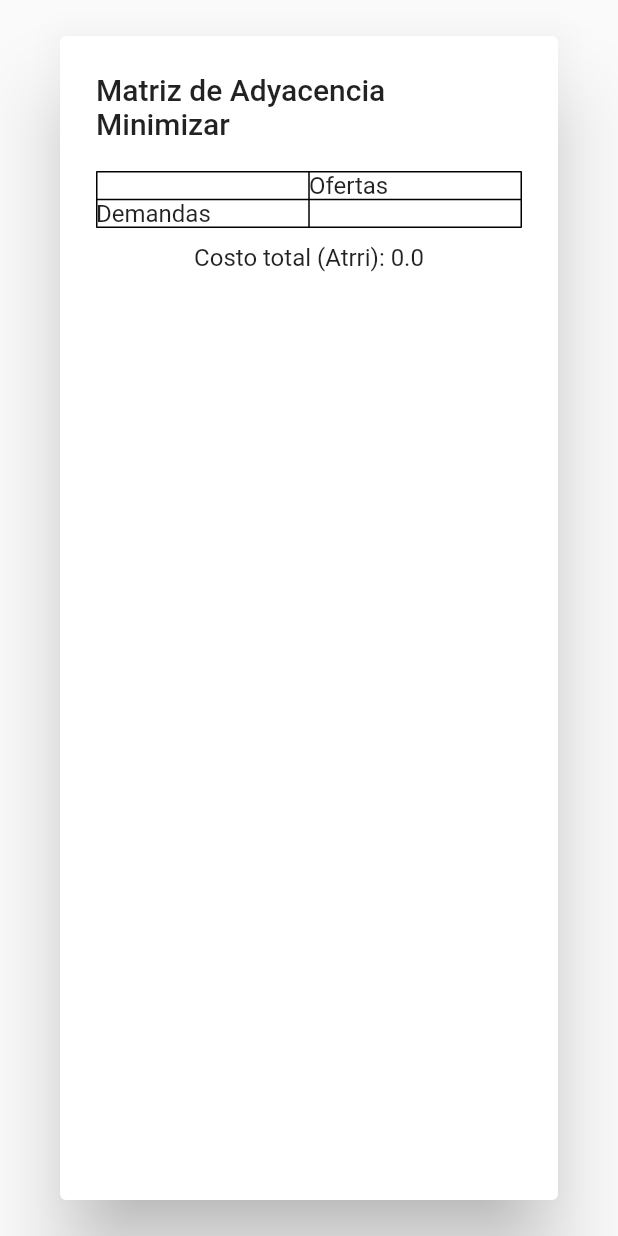
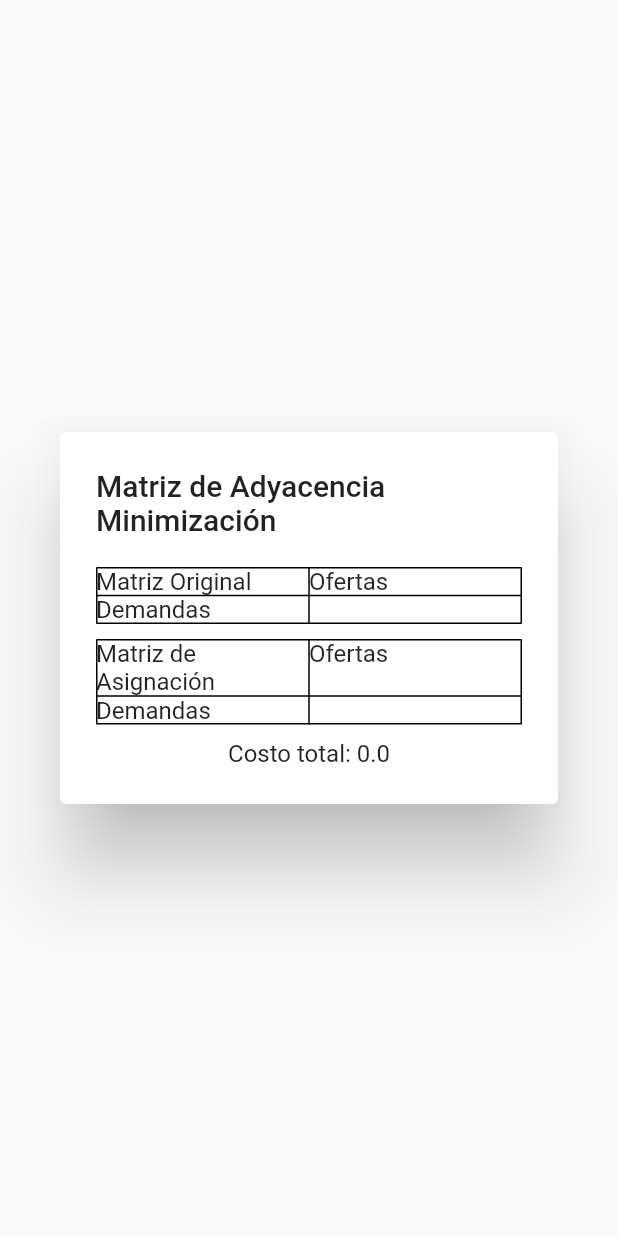
Before and after one commit to 615Alberto615/AlgoritmosPios, a Flutter app: what matrizNWSolve() shows on an empty page, opened directly with empty values, on a phone screen of 412 x 824 dp. Run offline on Flutter 3.47's test engine with Material 2 defaults, Android fonts, the phone set to English and light mode, and no system bars; our stand-ins replace file_picker, permission_handler; missing offline and left inert: dart:html.

Commit message:
matriz arreglada

```diff
--- a/lib/matriznw.dart
+++ b/lib/matriznw.dart
@@ -1,95 +1,6 @@
 import 'dart:math';
-
 import 'package:flutter/material.dart';
 import 'package:gf12/modelos.dart';
-import 'matrizasig.dart';
-
-class matrizNW extends StatelessWidget {
-  final List<ModeloNodonw> nodosD;
-  final List<ModeloNodonw> nodosO;
-  final List<ModeloLine> lineas;
-
-  matrizNW({required this.nodosO, required this.nodosD, required this.lineas});
-
-  @override
-  Widget build(BuildContext context) {
-    List<List<int>> matriz = [];
-    for (int i = 0; i < nodosO.length; i++) {
-      List<int> fila = [];
-      for (int j = 0; j < nodosD.length; j++) {
-        int valor = 0;
-        for (int k = 0; k < lineas.length; k++) {
-          int key1 = lineas[k].key;
-          int key2 = lineas[k].key2;
-          // Solo verificar si la línea sale del nodo
-          if (key1 == nodosO[i].key && key2 == nodosD[j].key) {
-            valor = lineas[k].peso.toInt();
-            break;
-          }
-        }
-        fila.add(valor);
-      }
-      matriz.add(fila);
-    }
-    List<int> demandas = [];
-    for (int i = 0; i < nodosD.length; i++) {
-      demandas.add(nodosD[i].atri);
-    }
-    List<int> ofertas = [];
-    for (int i = 0; i < nodosO.length; i++) {
-      ofertas.add(nodosO[i].atri);
-    }
-    print("paso");
-    print(matriz);
-    return AlertDialog(
-      title: Text("Matriz de Adyacencia"),
-      content: Table(border: TableBorder.all(), children: [
-        TableRow(
-          children: [
-            TableCell(
-              child: Text(""),
-            ),
-            for (var i = 0; i < nodosD.length; i++)
-              TableCell(
-                child: Text("${nodosD[i].nombre}"),
-              ),
-            TableCell(
-              child: Text("Ofertas"),
-            ),
-          ],
-        ),
-        for (var i = 0; i < nodosO.length; i++)
-          TableRow(
-            children: [
-              TableCell(
-                child: Text("${nodosO[i].nombre}"),
-              ),
-              for (var j = 0; j < nodosD.length; j++)
-                TableCell(
-                  child: matriz[i][j] == 0
-                      ? Text("${matriz[i][j]}",
-                          style: TextStyle(color: Colors.green))
-                      : Text("${matriz[i][j]}"),
-                ),
-              TableCell(child: Text("${ofertas[i]}"))
-            ],
-          ),
-        TableRow(
-          children: [
-            TableCell(
-              child: Text("Demandas"),
-            ),
-            for (var i = 0; i < nodosD.length; i++)
-              TableCell(
-                child: Text("${nodosD[i].atri}"),
-              ),
-            TableCell(child: Text(""))
-          ],
-        ),
-      ]),
-    );
-  }
-}
 
 class matrizNWSolve extends StatelessWidget {
   final List<ModeloNodonw> nodosD;
@@ -97,11 +8,12 @@ class matrizNWSolve extends StatelessWidget {
   final List<ModeloLine> lineas;
   final bool mod;
 
-  matrizNWSolve(
-      {required this.nodosO,
+  matrizNWSolve({
+    required this.nodosO,
     required this.nodosD,
     required this.lineas,
-      required this.mod});
+    required this.mod,
+  });
 
   @override
   Widget build(BuildContext context) {
@@ -114,7 +26,6 @@ class matrizNWSolve extends StatelessWidget {
         for (int k = 0; k < lineas.length; k++) {
           int key1 = lineas[k].key;
           int key2 = lineas[k].key2;
-          // Solo verificar si la línea sale del nodo
           if (key1 == nodosO[i].key && key2 == nodosD[j].key) {
             valor = lineas[k].peso.toInt();
             break;
@@ -124,205 +35,121 @@ class matrizNWSolve extends StatelessWidget {
       }
       matriz.add(fila);
     }
+
     List<int> demandas = [];
     for (int i = 0; i < nodosD.length; i++) {
       demandas.add(nodosD[i].atri);
     }
+
     List<int> ofertas = [];
     for (int i = 0; i < nodosO.length; i++) {
       ofertas.add(nodosO[i].atri);
     }
-    print("paso");
-    print(matriz);
-    // Mandamos modo elegido
-    List<List<num>> assignment = [];
-    //...
+
     int maxValue = getMaxValue(matriz);
 
+    List<List<num>> assignment = [];
+    List<List<int>> calculationMatrix =
+        []; // Matriz utilizada para el cálculo del costo
+    double totalCost = 0;
+
     if (mod) {
-      // SI MAXIMIZA
       List<List<int>> invertedMatrix = invertMatrixValues(matriz, maxValue);
       assignment =
           northwestCornerMethodMinimization(ofertas, demandas, invertedMatrix);
-      titulo = "Maximizar";
-      print(assignment);
+      calculationMatrix = invertedMatrix;
+      titulo = "Maximización";
     } else {
-      // Si minimiza
       assignment = northwestCornerMethodMinimization(ofertas, demandas, matriz);
-      titulo = "Minimizar";
-      print(assignment);
+      calculationMatrix = matriz;
+      titulo = "Minimización";
     }
 
-    double totalCost = 0;
-    for (int i = 0; i < ofertas.length; i++) {
-      for (int j = 0; j < demandas.length; j++) {
-        int cost = mod ? maxValue - matriz[i][j] : matriz[i][j];
-        totalCost += assignment[i][j] * cost;
-      }
-    }
+    totalCost = calculateTotalCost(calculationMatrix, assignment);
 
     print('Costo total: $totalCost');
 
     return AlertDialog(
-        title: Text("Matriz de Adyacencia " + titulo),
-        content: Column(
+      title: Text("Matriz de Adyacencia $titulo"),
+      content: SingleChildScrollView(
+        child: Column(
           children: [
-            Table(border: TableBorder.all(), children: [
+            Table(
+              border: TableBorder.all(),
+              children:
+                  generateTable(nodosO, nodosD, matriz, "Matriz Original"),
+            ),
+            SizedBox(height: 10),
+            Table(
+              border: TableBorder.all(),
+              children: generateTable(
+                  nodosO,
+                  nodosD,
+                  assignment
+                      .map((i) => i.map((j) => j.toInt()).toList())
+                      .toList(),
+                  "Matriz de Asignación"),
+            ),
+            SizedBox(height: 10),
+            Text("Costo total: $totalCost"),
+          ],
+        ),
+      ),
+    );
+  }
+
+  List<TableRow> generateTable(List<ModeloNodonw> nodosO,
+      List<ModeloNodonw> nodosD, List<List<int>> matriz, String title) {
+    return [
       TableRow(
         children: [
-                  TableCell(
-                    child: Text(""),
-                  ),
-                  for (var i = 0; i < nodosD.length; i++)
-                    TableCell(
-                      child: Text("${nodosD[i].nombre}"),
-                    ),
-                  TableCell(
-                    child: Text("Ofertas"),
-                  ),
+          TableCell(child: Text(title)),
+          for (var nodoD in nodosD) TableCell(child: Text(nodoD.nombre)),
+          TableCell(child: Text("Ofertas")),
         ],
       ),
       for (var i = 0; i < nodosO.length; i++)
         TableRow(
           children: [
-                    TableCell(
-                      child: Text("${nodosO[i].nombre}"),
-                    ),
+            TableCell(child: Text(nodosO[i].nombre)),
             for (var j = 0; j < nodosD.length; j++)
               TableCell(
-                        child: matriz[i][j] == 0
-                            ? Text("${matriz[i][j]}",
-                                style: TextStyle(color: Colors.green))
-                            : Text("${matriz[i][j]}"),
+                child: Text(
+                  "${matriz[i][j]}",
+                  style: TextStyle(
+                      color: matriz[i][j] == 0 ? Colors.green : Colors.black),
                 ),
-                    TableCell(child: Text("${nodosO[i].atri}")) // Cambio aquí
+              ),
+            TableCell(child: Text("${nodosO[i].atri}")),
           ],
         ),
       TableRow(
         children: [
-                  TableCell(
-                    child: Text("Demandas"),
-                  ),
+          TableCell(child: Text("Demandas")),
           for (var i = 0; i < nodosD.length; i++)
-                    TableCell(
-                      child: Text("${nodosD[i].atri}"),
-                    ),
-                  TableCell(child: Text(""))
+            TableCell(child: Text("${nodosD[i].atri}")),
+          TableCell(child: Text("")),
         ],
       ),
-            ]),
-            SizedBox(
-              height: 10,
-              width: 30,
-            ), // Agrega un espacio vertical de 20 píxeles
-            Column(
-              children: [
-                Text("Costo total (Atrri): $totalCost"),
-
-                // Agrega más Widgets de ser necesario
-              ],
-            ),
-          ],
-        ));
+    ];
   }
-}
-// Metodo NorOeste
-
-List<List<num>> northwestCornerMethod(List<num> supplies, List<num> demands,
-    List<List<num>> costs, bool maximize) {
-  int m = supplies.length;
-  int n = demands.length;
-
-  // Crear matriz de asignación inicial con ceros
-  List<List<num>> assignment =
-      List.generate(m, (_) => List.generate(n, (_) => 0));
-
-  int i = 0;
-  int j = 0;
-
-  // Mientras haya oferta y demanda no satisfecha
-  while (i < m && j < n) {
-    // Calcular el costo unitario de asignación en la celda actual
-    num cost = costs[i][j];
-
-    // Si se busca maximizar, convertir el costo a negativo para minimizar el costo total
-    if (maximize) {
-      cost = -cost;
-    }
-
-    // Asignar la cantidad mínima entre la oferta y demanda no satisfecha
-    if (supplies[i] < demands[j]) {
-      assignment[i][j] = supplies[i];
-      demands[j] -= supplies[i];
-      supplies[i] = 0;
-      i++;
-    } else {
-      assignment[i][j] = demands[j];
-      supplies[i] -= demands[j];
-      demands[j] = 0;
-      j++;
-    }
-  }
-
-  return assignment;
-}
-
-//MINIMIZACION
-/*List<List<num>> northwestCornerMethodMinimization(
-    List<int> ofertas, List<int> demandas, List<List<int>> matriz) {
-  List<List<num>> assignment = List.generate(
-      ofertas.length, (index) => List.generate(demandas.length, (index) => 0));
-
-  int i = 0;
-  int j = 0;
-
-  while (i < ofertas.length && j < demandas.length) {
-    int minVal = min(ofertas[i], demandas[j]);
-    assignment[i][j] = minVal;
-
-    ofertas[i] -= minVal;
-    demandas[j] -= minVal;
-
-    if (ofertas[i] == 0) {
-      i++;
-    } else {
-      j++;
-    }
-  }
-
-  return assignment;
-}*/
 
   List<List<num>> northwestCornerMethodMinimization(
       List<int> ofertas, List<int> demandas, List<List<int>> matriz) {
     List<List<num>> assignment = List.generate(
-      ofertas.length, (index) => List.generate(demandas.length, (index) => 0));
-
-  int i = 0;
-  int j = 0;
-  int m = ofertas.length;
-  int n = demandas.length;
-
-  while (i < m && j < n) {
+        ofertas.length, (_) => List.generate(demandas.length, (_) => 0));
+    int i = 0, j = 0;
+    while (i < ofertas.length && j < demandas.length) {
       int minVal = min(ofertas[i], demandas[j]);
       assignment[i][j] = minVal;
-
-    matriz[i][j] = minVal; // Modificar el valor original de la matriz
-
       ofertas[i] -= minVal;
       demandas[j] -= minVal;
-
-    if (ofertas[i] == 0) {
-      i++;
-    } else {
-      j++;
+      if (ofertas[i] == 0) i++;
+      if (demandas[j] == 0) j++;
     }
-  }
-
     return assignment;
   }
 
-//
   int getMaxValue(List<List<int>> matriz) {
     int maxValue = 0;
     for (final fila in matriz) {
@@ -344,3 +171,15 @@ List<List<int>> invertMatrixValues(List<List<int>> matriz, int maxValue) {
     }
     return invertedMatrix;
   }
+
+  double calculateTotalCost(
+      List<List<int>> matriz, List<List<num>> assignment) {
+    double totalCost = 0;
+    for (int i = 0; i < assignment.length; i++) {
+      for (int j = 0; j < assignment[i].length; j++) {
+        totalCost += assignment[i][j] * matriz[i][j];
+      }
+    }
+    return totalCost;
+  }
+}
--- a/lib/nw.dart
+++ b/lib/nw.dart
@@ -64,7 +64,10 @@ class _HomeState extends State<Home3> {
   List<ModeloNodonw> vNodoD = [];
   List<ModeloLine> vLinea = [];
   List<List<int>> matriz = [];
-
+  matrizNWSolve? minimizacionWidget;
+  matrizNWSolve? maximizacionWidget;
+  double totalMinimizacion = 0;
+  double totalMaximizacion = 0;
   @override
   Widget build(BuildContext context) {
     return MaterialApp(
@@ -550,8 +553,12 @@ class _HomeState extends State<Home3> {
                       setState(() {
                         showDialog(
                             context: context,
-                            builder: (context) => matrizNW(
-                                nodosO: vNodo, nodosD: vNodoD, lineas: vLinea));
+                            builder: (context) => matrizNWSolve(
+                                  nodosO: vNodo,
+                                  nodosD: vNodoD,
+                                  lineas: vLinea,
+                                  mod: false,
+                                ));
                         print("Nort West");
                       });
                     },
```
Lines whose indentation alone changed are shown as unchanged.
